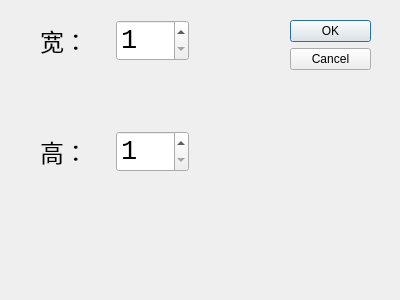
Before: the Qt Designer form widgets/basicsetdialog.ui in creeper12356/QLink-by-creeper, drawn with Qt 5.
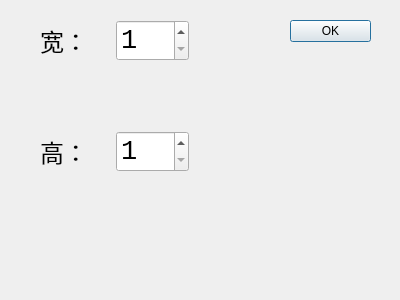
After: the same form once the commit is applied.

Patch:
```diff
--- a/widgets/basicsetdialog.ui
+++ b/widgets/basicsetdialog.ui
@@ -22,14 +22,14 @@
      <x>290</x>
      <y>20</y>
      <width>81</width>
-     <height>241</height>
+     <height>111</height>
     </rect>
    </property>
    <property name="orientation">
     <enum>Qt::Vertical</enum>
    </property>
    <property name="standardButtons">
-    <set>QDialogButtonBox::Cancel|QDialogButtonBox::Ok</set>
+    <set>QDialogButtonBox::Ok</set>
    </property>
   </widget>
   <widget class="QWidget" name="">
```
